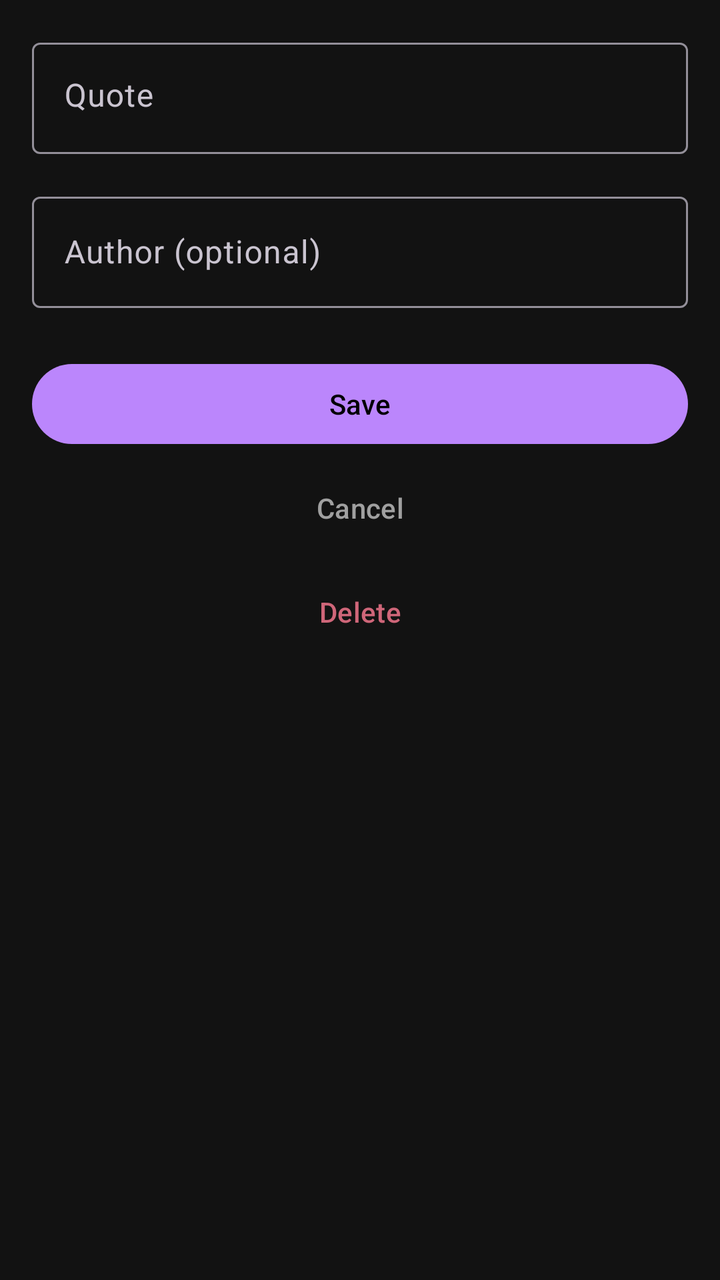
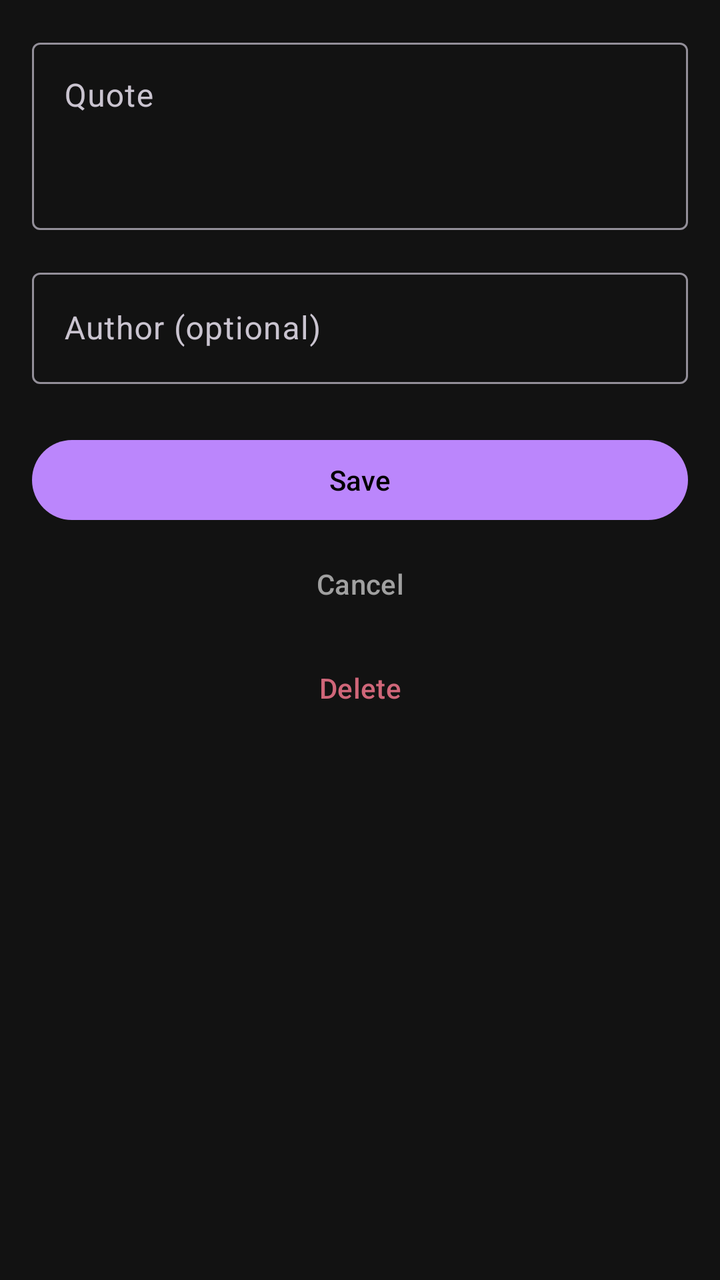

Screens rendered from an Android XML layout before and after an edit, with the pre-edit source and the edit as a unified diff.
<!-- AndroidManifest.xml: application theme Theme.FlooglesDailyQuote -->
<!-- res/layout/activity_edit_quote.xml -->
<?xml version="1.0" encoding="utf-8"?>
<ScrollView xmlns:android="http://schemas.android.com/apk/res/android"
    xmlns:app="http://schemas.android.com/apk/res-auto"
    android:layout_width="match_parent"
    android:layout_height="match_parent"
    android:background="@color/background"
    android:fillViewport="true">

    <LinearLayout
        android:layout_width="match_parent"
        android:layout_height="wrap_content"
        android:orientation="vertical"
        android:padding="16dp">

        <com.google.android.material.textfield.TextInputLayout
            android:id="@+id/quoteInputLayout"
            style="@style/Widget.Material3.TextInputLayout.OutlinedBox"
            android:layout_width="match_parent"
            android:layout_height="wrap_content"
            android:hint="@string/quote_hint">

            <com.google.android.material.textfield.TextInputEditText
                android:id="@+id/quoteInput"
                android:layout_width="match_parent"
                android:layout_height="wrap_content"
                android:inputType="textmultiLine|textCapSentences"
                android:minLines="3"
                android:gravity="top" />

        </com.google.android.material.textfield.TextInputLayout>

        <com.google.android.material.textfield.TextInputLayout
            android:id="@+id/authorInputLayout"
            style="@style/Widget.Material3.TextInputLayout.OutlinedBox"
            android:layout_width="match_parent"
            android:layout_height="wrap_content"
            android:layout_marginTop="16dp"
            android:hint="@string/author_hint">

            <com.google.android.material.textfield.TextInputEditText
                android:id="@+id/authorInput"
                android:layout_width="match_parent"
                android:layout_height="wrap_content"
                android:inputType="textCapWords"
                android:maxLines="1" />

        </com.google.android.material.textfield.TextInputLayout>

        <com.google.android.material.button.MaterialButton
            android:id="@+id/saveButton"
            android:layout_width="match_parent"
            android:layout_height="wrap_content"
            android:layout_marginTop="24dp"
            android:text="@string/save"
            android:textColor="@color/on_primary"
            app:backgroundTint="@color/primary" />

        <com.google.android.material.button.MaterialButton
            android:id="@+id/cancelButton"
            style="@style/Widget.Material3.Button.TextButton"
            android:layout_width="match_parent"
            android:layout_height="wrap_content"
            android:layout_marginTop="4dp"
            android:text="@string/cancel"
            android:textColor="@color/text_secondary" />

        <com.google.android.material.button.MaterialButton
            android:id="@+id/deleteButton"
            style="@style/Widget.Material3.Button.TextButton"
            android:layout_width="match_parent"
            android:layout_height="wrap_content"
            android:layout_marginTop="4dp"
            android:text="@string/delete"
            android:textColor="@color/error" />

    </LinearLayout>

</ScrollView>
<!-- resources referenced by this layout -->
<resources>
  <color name="background">#121212</color>
  <color name="error">#CF6679</color>
  <color name="on_primary">#000000</color>
  <color name="primary">#BB86FC</color>
  <color name="text_secondary">#A0A0A0</color>
  <string name="author_hint">Author (optional)</string>
  <string name="cancel">Cancel</string>
  <string name="delete">Delete</string>
  <string name="quote_hint">Quote</string>
  <string name="save">Save</string>
  <style name="Theme.FlooglesDailyQuote" parent="Theme.Material3.Dark.NoActionBar">
          <item name="colorPrimary">@color/primary</item>
          <item name="colorOnPrimary">@color/on_primary</item>
          <item name="colorSecondary">@color/primary</item>
          <item name="android:colorBackground">@color/background</item>
          <item name="colorSurface">@color/surface</item>
          <item name="android:statusBarColor">@color/background</item>
          <item name="android:windowBackground">@color/background</item>
          <item name="android:textColorPrimary">@color/text_primary</item>
          <item name="android:textColorSecondary">@color/text_secondary</item>
      </style>
  <color name="surface">#1E1E1E</color>
  <color name="text_primary">#ECECEC</color>
</resources>

<!-- the commit's change to res/layout/activity_edit_quote.xml (unified diff, before → after) -->
@@ -23,7 +23,7 @@
                 android:id="@+id/quoteInput"
                 android:layout_width="match_parent"
                 android:layout_height="wrap_content"
-                android:inputType="textmultiLine|textCapSentences"
+                android:inputType="textMultiLine|textCapSentences"
                 android:minLines="3"
                 android:gravity="top" />
 
